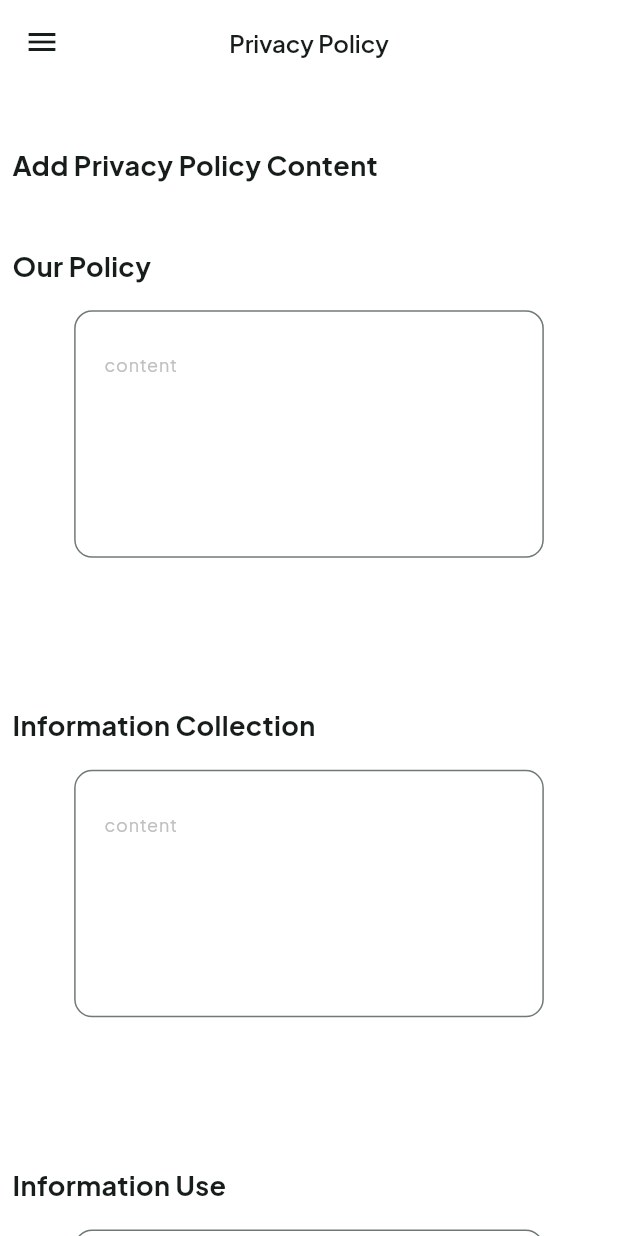
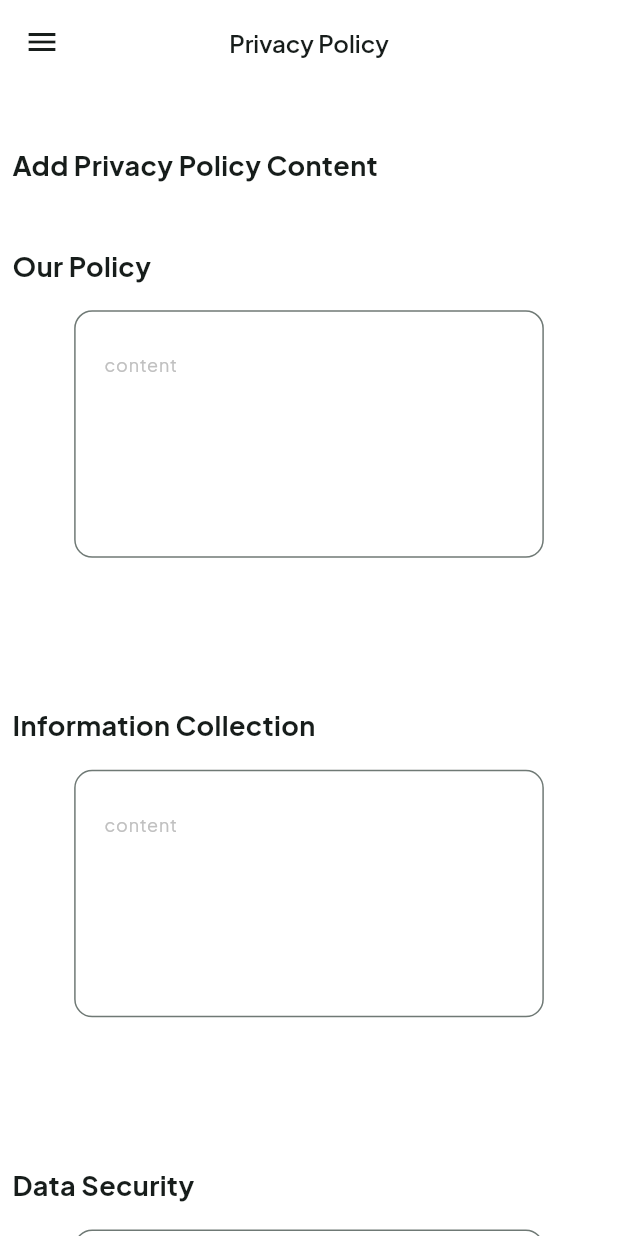
Before and after one commit to aliNassef/taswaq_dashboard, a Flutter app: the screen it shows after launch, in the side drawer, after a tap on "Privacy Policy", on a phone screen of 412 x 824 dp. Run offline on Flutter 3.47's test engine with Material 3 defaults, Android fonts, the phone set to English and light mode, and no system bars; our stand-ins replace cloud_firestore, firebase_core, flutter_bloc, fluttertoast, get_it; accounts and stored records are empty.

Commit message:
add logic to privacy policy

```diff
--- a/lib/core/services/end_ponits.dart
+++ b/lib/core/services/end_ponits.dart
@@ -2,4 +2,13 @@ class EndPoints {
   static const String privacyPolicy = 'privacy-policy';
 }
 
-class ApiKey {}
+class ApiKey {
+  static const ourPolicy = 'OurPolicy';
+  static const collectionInfo = 'CollectionInfo';
+  static const useInfo = 'UseInfo';
+  static const sharingInfo = 'SharingInfo';
+  static const dataSecurity = 'DataSecurity';
+  static const childrenPrivacy = 'ChildrenPrivacy';
+  static const userRights = 'UserRights';
+  static const updatesPrivacy = 'UpdatesPrivacy';
+}
--- a/lib/features/privacy_policy/presentation/manger/privacy_cubit/privacy_cubit.dart
+++ b/lib/features/privacy_policy/presentation/manger/privacy_cubit/privacy_cubit.dart
@@ -1,15 +1,46 @@
+import 'package:flutter/material.dart';
 import 'package:flutter_bloc/flutter_bloc.dart';
 import 'package:meta/meta.dart';
 import 'package:taswaq_dashboard/features/privacy_policy/domain/repo/privacy_policy_repo.dart';
+
+import '../../../../../core/services/end_ponits.dart';
 
 part 'privacy_state.dart';
 
 class PrivacyCubit extends Cubit<PrivacyState> {
   PrivacyCubit(this.privacyPolicyRepo) : super(PrivacyInitial());
   final PrivacyPolicyRepo privacyPolicyRepo;
-  Future<void> addData({required Map<String, dynamic> data}) async {
+  TextEditingController ourPolicy = TextEditingController();
+  TextEditingController collectionInfo = TextEditingController();
+  TextEditingController useInfo = TextEditingController();
+  TextEditingController sharingInfo = TextEditingController();
+  TextEditingController dataSecurity = TextEditingController();
+  TextEditingController userRights = TextEditingController();
+  TextEditingController childrenPrivacy = TextEditingController();
+  TextEditingController updatesPrivacy = TextEditingController();
+  void dispose() {
+    ourPolicy.dispose();
+    collectionInfo.dispose();
+    useInfo.dispose();
+    sharingInfo.dispose();
+    dataSecurity.dispose();
+    userRights.dispose();
+    childrenPrivacy.dispose();
+    updatesPrivacy.dispose();
+  }
+
+  Future<void> addData() async {
     try {
-      await privacyPolicyRepo.addData(data: data);
+      await privacyPolicyRepo.addData(data: {
+        ApiKey.ourPolicy: ourPolicy.text,
+        ApiKey.collectionInfo: collectionInfo.text,
+        ApiKey.useInfo: useInfo.text,
+        ApiKey.sharingInfo: sharingInfo.text,
+        ApiKey.dataSecurity: dataSecurity.text,
+        ApiKey.userRights: userRights.text,
+        ApiKey.childrenPrivacy: childrenPrivacy.text,
+        ApiKey.updatesPrivacy: updatesPrivacy.text,
+      });
       emit(PrivacyAddedSuccess());
     } catch (e) {
       emit(
--- a/lib/features/privacy_policy/presentation/view/privacy_policy_view.dart
+++ b/lib/features/privacy_policy/presentation/view/privacy_policy_view.dart
@@ -1,4 +1,8 @@
 import 'package:flutter/material.dart';
+import 'package:flutter_bloc/flutter_bloc.dart';
+import 'package:taswaq_dashboard/core/dI/dependency_injuction.dart';
+import 'package:taswaq_dashboard/features/privacy_policy/domain/repo/privacy_policy_repo.dart';
+import 'package:taswaq_dashboard/features/privacy_policy/presentation/manger/privacy_cubit/privacy_cubit.dart';
 
 import '../../../../core/shared/widgets/layout_drawer.dart';
 import '../../../../core/utils/app_styles.dart';
@@ -12,8 +16,13 @@ class PrivacyPolicyView extends StatelessWidget {
     return Scaffold(
       appBar: buildPrivacyViewAppBar(),
       drawer: const LayoutDrawer(),
-      body: const SafeArea(
-        child: PrivacyPolicyViewBody(),
+      body: BlocProvider(
+        create: (context) => PrivacyCubit(
+          getIt<PrivacyPolicyRepo>(),
+        ),
+        child: const SafeArea(
+          child: PrivacyPolicyViewBody(),
+        ),
       ),
     );
   }
--- a/lib/features/privacy_policy/presentation/widgets/add_or_cancel_update_button.dart
+++ b/lib/features/privacy_policy/presentation/widgets/add_or_cancel_update_button.dart
@@ -1,8 +1,9 @@
-
 import 'package:flutter/material.dart';
+import 'package:flutter_bloc/flutter_bloc.dart';
 
 import '../../../../core/shared/widgets/default_app_button.dart';
 import '../../../../core/utils/app_colors.dart';
+import '../manger/privacy_cubit/privacy_cubit.dart';
 
 class AddorCancelUpdates extends StatelessWidget {
   const AddorCancelUpdates({
@@ -15,15 +16,18 @@ class AddorCancelUpdates extends StatelessWidget {
       padding: EdgeInsets.symmetric(
         horizontal: MediaQuery.sizeOf(context).width * 0.1,
       ),
-      child: const Row(
+      child: Row(
         mainAxisAlignment: MainAxisAlignment.end,
         children: [
-          DefaultAppButton(
+          const DefaultAppButton(
             text: 'cancel',
             backgroundColor: AppColors.blackColor,
             textColor: Colors.white,
           ),
           DefaultAppButton(
+            onPressed: () {
+              context.read<PrivacyCubit>().addData();
+            },
             padding: 0,
             text: 'add',
             backgroundColor: AppColors.blackColor,
--- a/lib/features/privacy_policy/presentation/widgets/privacy_field_item.dart
+++ b/lib/features/privacy_policy/presentation/widgets/privacy_field_item.dart
@@ -4,8 +4,10 @@ import '../../../../core/shared/widgets/custom_text_form_field.dart';
 import '../../../../core/utils/app_styles.dart';
 
 class PrivacyFieldItem extends StatelessWidget {
-  const PrivacyFieldItem({super.key, required this.title});
+  const PrivacyFieldItem(
+      {super.key, required this.title, required this.controller});
   final String title;
+  final TextEditingController controller;
   @override
   Widget build(BuildContext context) {
     return Column(
@@ -22,7 +24,7 @@ class PrivacyFieldItem extends StatelessWidget {
           ),
           child: CustomTextFormField(
             hintText: 'content',
-            controller: TextEditingController(),
+            controller: controller,
             maxLines: 5,
           ),
         ),
--- a/lib/features/privacy_policy/presentation/widgets/privacy_policy_view_body.dart
+++ b/lib/features/privacy_policy/presentation/widgets/privacy_policy_view_body.dart
@@ -1,5 +1,8 @@
+import 'dart:developer';
 import 'package:flutter/material.dart';
+import 'package:flutter_bloc/flutter_bloc.dart';
  import 'package:taswaq_dashboard/core/utils/app_styles.dart';
+import 'package:taswaq_dashboard/features/privacy_policy/presentation/manger/privacy_cubit/privacy_cubit.dart';
 
 import 'add_or_cancel_update_button.dart';
 import 'privacy_field_item.dart';
@@ -9,9 +12,19 @@ class PrivacyPolicyViewBody extends StatelessWidget {
 
   @override
   Widget build(BuildContext context) {
+    final cubit = context.read<PrivacyCubit>();
     return Padding(
       padding: EdgeInsets.symmetric(
           horizontal: MediaQuery.sizeOf(context).width * 0.02),
+      child: BlocListener<PrivacyCubit, PrivacyState>(
+        listener: (context, state) {
+          if (state is PrivacyAddedSuccess) {
+            log('state is PrivacyAddedSuccess');
+          }
+          if (state is PrivacyAddedFailure) {
+            log(state.errMessage);
+          }
+        },
         child: SingleChildScrollView(
           child: Column(
             crossAxisAlignment: CrossAxisAlignment.start,
@@ -26,14 +39,30 @@ class PrivacyPolicyViewBody extends StatelessWidget {
               SizedBox(
                 height: MediaQuery.sizeOf(context).height * 0.05,
               ),
-            const PrivacyFieldItem(title: 'Our Policy'),
-            const PrivacyFieldItem(title: 'Information Collection'),
-            const PrivacyFieldItem(title: 'Information Use'),
-            const PrivacyFieldItem(title: 'Information Sharing'),
-            const PrivacyFieldItem(title: 'Data Security'),
-            const PrivacyFieldItem(title: 'User Rights'),
-            const PrivacyFieldItem(title: 'Children\'s Privacy'),
-            const PrivacyFieldItem(title: 'Updates to the Privacy Policy'),
+              PrivacyFieldItem(
+                title: 'Our Policy',
+                controller: cubit.ourPolicy,
+              ),
+              PrivacyFieldItem(
+                title: 'Information Collection',
+                controller: cubit.collectionInfo,
+              ),
+              PrivacyFieldItem(
+                title: 'Data Security',
+                controller: cubit.dataSecurity,
+              ),
+              PrivacyFieldItem(
+                title: 'User Rights',
+                controller: cubit.userRights,
+              ),
+              PrivacyFieldItem(
+                title: 'Children\'s Privacy',
+                controller: cubit.childrenPrivacy,
+              ),
+              PrivacyFieldItem(
+                title: 'Updates to the Privacy Policy',
+                controller: cubit.updatesPrivacy,
+              ),
               const AddorCancelUpdates(),
               SizedBox(
                 height: MediaQuery.sizeOf(context).height * 0.05,
@@ -41,6 +70,7 @@ class PrivacyPolicyViewBody extends StatelessWidget {
             ],
           ),
         ),
+      ),
     );
   }
 }
--- a/pubspec.yaml
+++ b/pubspec.yaml
@@ -34,6 +34,7 @@ dependencies:
   flutter:
     sdk: flutter
   flutter_bloc: ^8.1.6
+  fluttertoast: ^8.2.8
   get_it: ^8.0.0
 
 dev_dependencies:
```
Also changed, not shown: pubspec.lock. Lines whose indentation alone changed are shown as unchanged.
